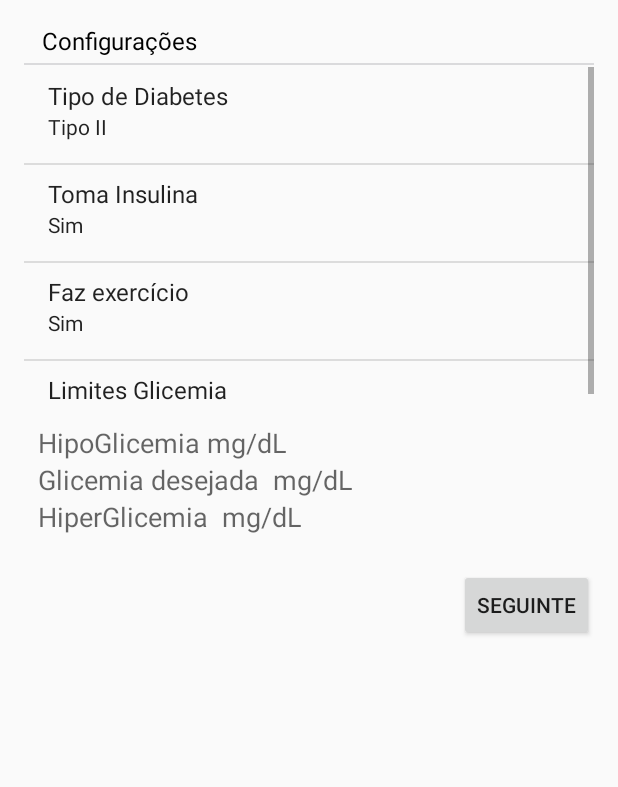
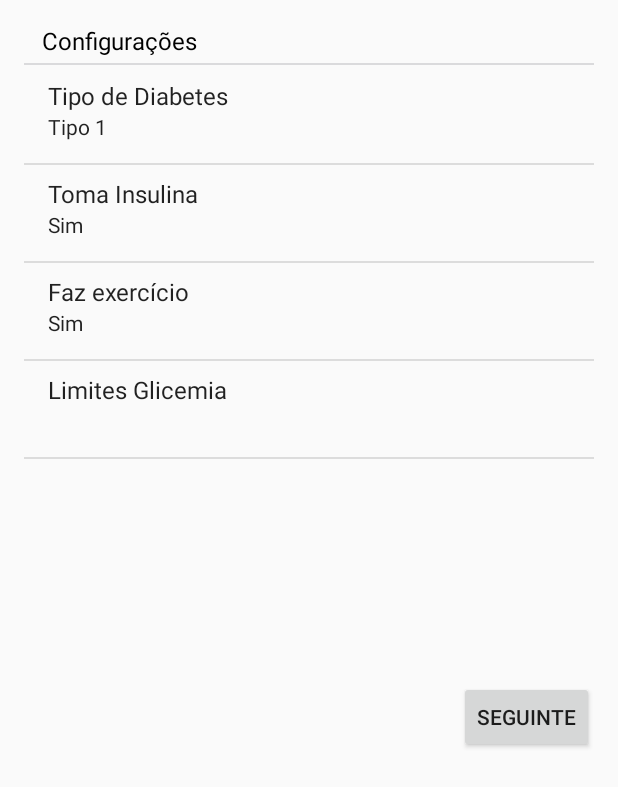
Before and after one commit to MargaridaWeber/diabetes, an Android app: the ConfIniciaisActivity screen opened directly, with no data from a screen before it, on a phone screen of 412 x 824 dp. Shown: the top 787 px of the screen. Run offline under Robolectric (Android 15) with nearby library versions, the phone set to English and light mode, and no system bars.

Commit message:
ja ta quase

```diff
--- a/app/src/main/java/com/example/pc/diabetesfriend/GlicemiaActivity.java
+++ b/app/src/main/java/com/example/pc/diabetesfriend/GlicemiaActivity.java
@@ -23,6 +23,7 @@ public class GlicemiaActivity extends AppCompatActivity {
         actionBar.setTitle(Html.fromHtml("<font color='#0060a2'>Registar níveis diários </font>"));
 
     }
+
     @Override
     public boolean onCreateOptionsMenu(Menu menu) {
 
--- a/app/src/main/res/layout/activity_alarmes.xml
+++ b/app/src/main/res/layout/activity_alarmes.xml
@@ -1,13 +1,12 @@
 <?xml version="1.0" encoding="utf-8"?>
-<RelativeLayout
-    xmlns:android="http://schemas.android.com/apk/res/android"
+<RelativeLayout xmlns:android="http://schemas.android.com/apk/res/android"
     xmlns:tools="http://schemas.android.com/tools"
     android:layout_width="match_parent"
     android:layout_height="match_parent"
+    android:paddingBottom="@dimen/activity_vertical_margin"
     android:paddingLeft="@dimen/activity_horizontal_margin"
     android:paddingRight="@dimen/activity_horizontal_margin"
     android:paddingTop="@dimen/activity_vertical_margin"
-    android:paddingBottom="@dimen/activity_vertical_margin"
     tools:context="com.example.pc.diabetesfriend.AlarmesActivity">
 
 </RelativeLayout>
--- a/app/src/main/res/layout/activity_conf_iniciais.xml
+++ b/app/src/main/res/layout/activity_conf_iniciais.xml
@@ -35,73 +35,8 @@
     <ListView
         android:layout_width="match_parent"
         android:layout_height="238dp"
-        android:id="@id/android:list"/>
-
-    <LinearLayout
-        android:orientation="horizontal"
-        android:layout_width="match_parent"
-        android:layout_height="wrap_content">
-
-        <TextView
-            android:layout_width="wrap_content"
-            android:layout_height="wrap_content"
-            android:textAppearance="?android:attr/textAppearanceMedium"
-            android:text="HipoGlicemia"
-            android:lineSpacingExtra="9dp"
-            android:id="@+id/hipo"
-            android:layout_marginLeft="9dp"/>
-
-        <TextView
-            android:layout_width="wrap_content"
-            android:layout_height="wrap_content"
-            android:textAppearance="?android:attr/textAppearanceMedium"
-            android:text=" mg/dL"
-            android:id="@+id/textView5" />
-    </LinearLayout>
-
-    <LinearLayout
-        android:orientation="horizontal"
-        android:layout_width="match_parent"
-        android:layout_height="wrap_content">
-
-        <TextView
-            android:layout_width="wrap_content"
-            android:layout_height="wrap_content"
-            android:textAppearance="?android:attr/textAppearanceMedium"
-            android:text="Glicemia desejada "
-            android:lineSpacingExtra="9dp"
-            android:id="@+id/gliDes"
-            android:layout_marginLeft="9dp"/>
-
-        <TextView
-            android:layout_width="wrap_content"
-            android:layout_height="wrap_content"
-            android:textAppearance="?android:attr/textAppearanceMedium"
-            android:text=" mg/dL"
-            android:id="@+id/textView4" />
-    </LinearLayout>
-
-    <LinearLayout
-        android:orientation="horizontal"
-        android:layout_width="match_parent"
-        android:layout_height="47dp">
-
-        <TextView
-            android:layout_width="wrap_content"
-            android:layout_height="wrap_content"
-            android:textAppearance="?android:attr/textAppearanceMedium"
-            android:text="HiperGlicemia "
-            android:lineSpacingExtra="9dp"
-            android:layout_marginLeft="9dp"
-            android:id="@+id/hiper" />
-
-        <TextView
-            android:layout_width="wrap_content"
-            android:layout_height="wrap_content"
-            android:textAppearance="?android:attr/textAppearanceMedium"
-            android:id="@+id/tvmgdl"
-            android:text=" mg/dL" />
-    </LinearLayout>
+        android:id="@id/android:list"
+        android:layout_weight="0.36" />
 
     <Button
         android:layout_width="wrap_content"
--- a/app/src/main/res/values/strings.xml
+++ b/app/src/main/res/values/strings.xml
@@ -37,8 +37,8 @@
     <!--Tipo Diabetes-->
     <string name="tipos_titulo">Tipos Diabetes</string>
     <string-array name="tipo">
-        <item>Tipo I</item>
-        <item>Tipo II</item>
+        <item>Tipo 1</item>
+        <item>Tipo 2</item>
     </string-array>
 
     <!--Exercicio-->
--- a/app/src/main/res/values/styles.xml
+++ b/app/src/main/res/values/styles.xml
@@ -31,8 +31,4 @@
         <item name="android:windowNoTitle">true</item>
     </style>
 
-    <style name="ThemeDialogCustom">
-        <item name="android:textColor">#0060a2</item>
-        <item name="android:textSize">50dip</item>
-    </style>
 </resources>
```
Also changed, not shown: app/src/main/AndroidManifest.xml (+2 -5 lines), app/src/main/java/com/example/pc/diabetesfriend/AlarmesActivity.java (+19 -0 lines), app/src/main/java/com/example/pc/diabetesfriend/ConfIniciaisActivity.java (+51 -36 lines), app/src/main/res/layout/activity_main.xml (added, +24 -0 lines), app/src/main/res/layout/content_main.xml (line endings or trailing spaces).
